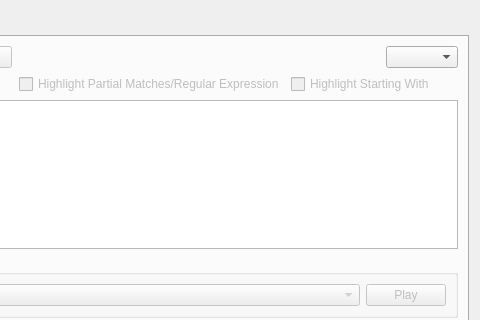
Before: the Qt Designer form gui/text/highlight/highlightdialog.ui in matoom/frostbite, drawn with Qt 5; both pictures show x 176 to 656 and y 0 to 320 of the 656 by 437 pixel window.
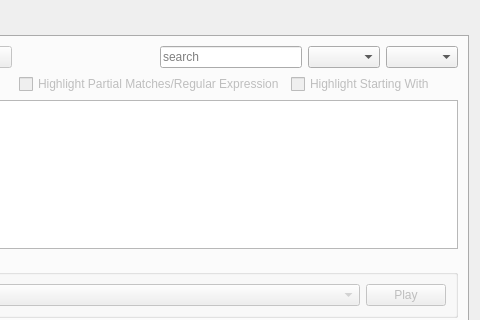
After: the same form once the commit is applied. The open tabs and pages were chosen to show the change. Icons and pictures are not drawn.

The edit to the form file:
```diff
--- a/gui/text/highlight/highlightdialog.ui
+++ b/gui/text/highlight/highlightdialog.ui
@@ -273,6 +273,54 @@
              </property>
             </spacer>
            </item>
+           <item>
+            <widget class="QLineEdit" name="tFilterEdit">
+             <property name="placeholderText">
+              <string>search</string>
+             </property>
+            </widget>
+           </item>
+           <item>
+            <widget class="QComboBox" name="tSortBy">
+             <property name="palette">
+              <palette>
+               <active>
+                <colorrole role="HighlightedText">
+                 <brush brushstyle="SolidPattern">
+                  <color alpha="255">
+                   <red>0</red>
+                   <green>0</green>
+                   <blue>0</blue>
+                  </color>
+                 </brush>
+                </colorrole>
+               </active>
+               <inactive>
+                <colorrole role="HighlightedText">
+                 <brush brushstyle="SolidPattern">
+                  <color alpha="255">
+                   <red>0</red>
+                   <green>0</green>
+                   <blue>0</blue>
+                  </color>
+                 </brush>
+                </colorrole>
+               </inactive>
+               <disabled>
+                <colorrole role="HighlightedText">
+                 <brush brushstyle="SolidPattern">
+                  <color alpha="255">
+                   <red>0</red>
+                   <green>0</green>
+                   <blue>0</blue>
+                  </color>
+                 </brush>
+                </colorrole>
+               </disabled>
+              </palette>
+             </property>
+            </widget>
+           </item>
            <item>
             <widget class="QComboBox" name="tGroup">
              <property name="palette">
```
